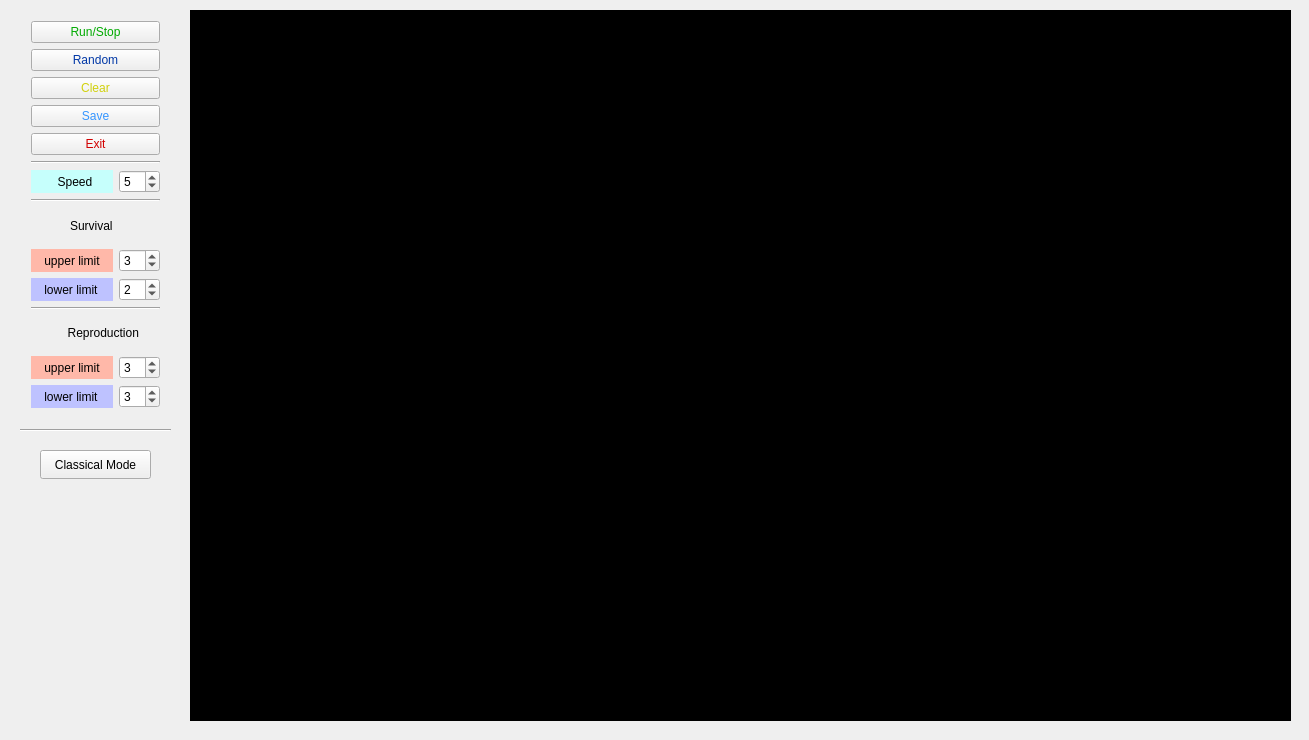
Above: mainwindow.ui from Liu8018/ConwayLifeGame before the change. Below: the same form after it.
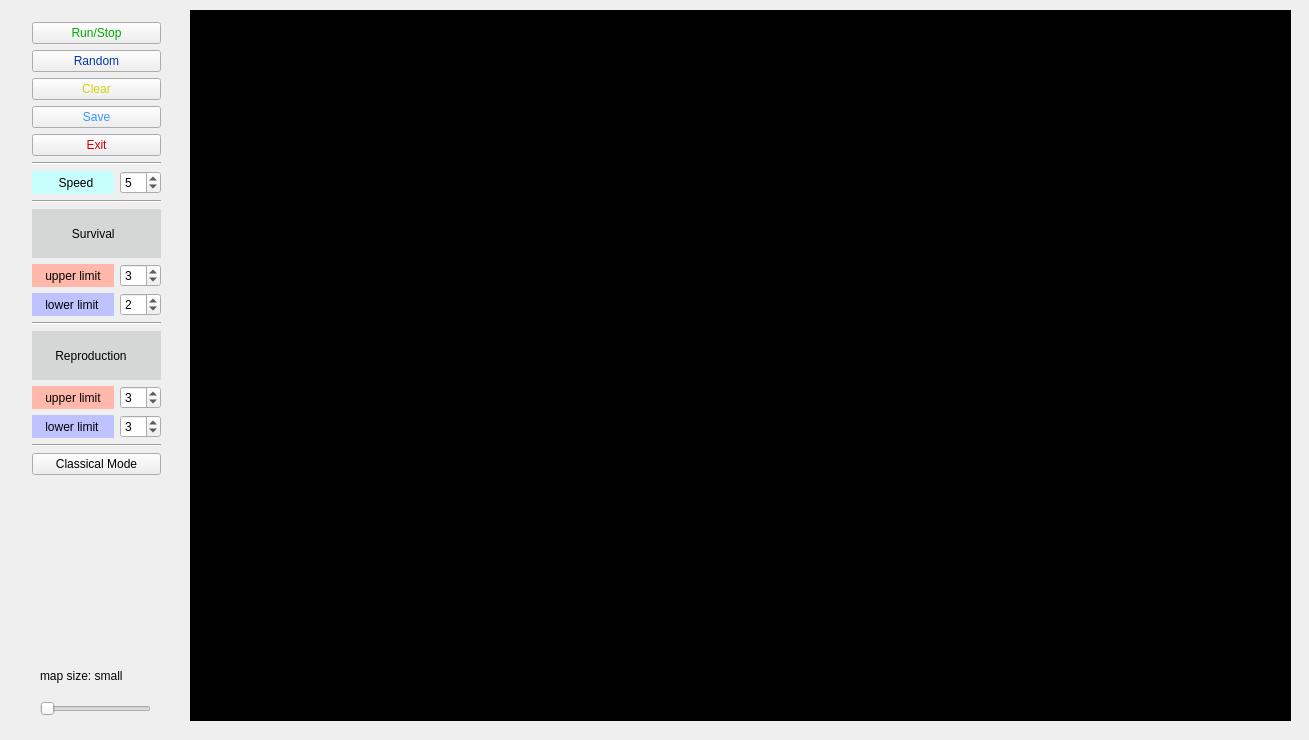
That is the form after the change.

```diff
--- a/mainwindow.ui
+++ b/mainwindow.ui
@@ -51,104 +51,76 @@
    <widget class="QLabel" name="RunStopState_label">
     <property name="geometry">
      <rect>
-      <x>60</x>
-      <y>560</y>
-      <width>71</width>
-      <height>17</height>
+      <x>50</x>
+      <y>510</y>
+      <width>101</width>
+      <height>51</height>
      </rect>
     </property>
+    <property name="styleSheet">
+     <string notr="true">font: 75 italic 14pt &quot;Noto Sans&quot;;</string>
+    </property>
     <property name="text">
      <string/>
     </property>
    </widget>
-   <widget class="QPushButton" name="ClassicalMode_pushButton">
+   <widget class="QSlider" name="mapSize_horizontalSlider">
     <property name="geometry">
      <rect>
       <x>40</x>
-      <y>450</y>
+      <y>700</y>
       <width>111</width>
-      <height>29</height>
+      <height>17</height>
      </rect>
     </property>
-    <property name="text">
-     <string>Classical Mode</string>
+    <property name="minimum">
+     <number>1</number>
     </property>
-   </widget>
-   <widget class="Line" name="line_4">
-    <property name="geometry">
-     <rect>
-      <x>20</x>
-      <y>420</y>
-      <width>151</width>
-      <height>20</height>
-     </rect>
+    <property name="maximum">
+     <number>3</number>
+    </property>
+    <property name="pageStep">
+     <number>1</number>
     </property>
     <property name="orientation">
      <enum>Qt::Horizontal</enum>
     </property>
    </widget>
+   <widget class="QLabel" name="mapSize_label">
+    <property name="geometry">
+     <rect>
+      <x>40</x>
+      <y>660</y>
+      <width>121</width>
+      <height>31</height>
+     </rect>
+    </property>
+    <property name="styleSheet">
+     <string notr="true">font: 75 11pt &quot;Noto Sans&quot;;</string>
+    </property>
+    <property name="text">
+     <string>map size: small</string>
+    </property>
+   </widget>
    <widget class="QWidget" name="">
     <property name="geometry">
      <rect>
-      <x>20</x>
-      <y>10</y>
+      <x>21</x>
+      <y>11</y>
       <width>151</width>
-      <height>409</height>
+      <height>475</height>
      </rect>
     </property>
     <layout class="QGridLayout" name="gridLayout">
-     <item row="0" column="0" colspan="3">
-      <widget class="QPushButton" name="RunStop_pushButton">
-       <property name="styleSheet">
-        <string notr="true">color: rgb(0, 170, 0);</string>
+     <item row="7" column="0" colspan="3">
+      <widget class="Line" name="line_2">
+       <property name="orientation">
+        <enum>Qt::Horizontal</enum>
        </property>
-       <property name="text">
-        <string>Run/Stop</string>
-       </property>
       </widget>
      </item>
-     <item row="1" column="0" colspan="3">
-      <widget class="QPushButton" name="Random_pushButton">
-       <property name="styleSheet">
-        <string notr="true">color: rgb(0, 55, 166);</string>
-       </property>
-       <property name="text">
-        <string>Random</string>
-       </property>
-      </widget>
-     </item>
-     <item row="2" column="0" colspan="3">
-      <widget class="QPushButton" name="Clear_pushButton">
-       <property name="styleSheet">
-        <string notr="true">color: rgb(209, 209, 12);</string>
-       </property>
-       <property name="text">
-        <string>Clear</string>
-       </property>
-      </widget>
-     </item>
-     <item row="3" column="0" colspan="3">
-      <widget class="QPushButton" name="Save_pushButton">
-       <property name="styleSheet">
-        <string notr="true">color: rgb(53, 149, 255);</string>
-       </property>
-       <property name="text">
-        <string>Save</string>
-       </property>
-      </widget>
-     </item>
-     <item row="4" column="0" colspan="3">
-      <widget class="QPushButton" name="Exit_pushButton">
-       <property name="styleSheet">
-        <string notr="true">color: rgb(209, 0, 0);</string>
-       </property>
-       <property name="text">
-        <string>Exit</string>
-       </property>
-      </widget>
-     </item>
-     <item row="5" column="0" colspan="3">
-      <widget class="Line" name="line">
+     <item row="16" column="0" colspan="3">
+      <widget class="Line" name="line_4">
        <property name="orientation">
         <enum>Qt::Horizontal</enum>
        </property>
@@ -167,21 +139,18 @@
        </property>
       </widget>
      </item>
-     <item row="7" column="0" colspan="3">
-      <widget class="Line" name="line_2">
-       <property name="orientation">
-        <enum>Qt::Horizontal</enum>
-       </property>
-      </widget>
-     </item>
-     <item row="8" column="1">
+     <item row="9" column="0" colspan="3">
       <widget class="QLabel" name="Survival_label">
+       <property name="styleSheet">
+        <string notr="true">background-color: rgb(213, 214, 214);
+font: 75 11pt &quot;Noto Sans&quot;;</string>
+       </property>
        <property name="text">
-        <string>Survival</string>
+        <string>            Survival</string>
        </property>
       </widget>
      </item>
-     <item row="9" column="0" colspan="2">
+     <item row="10" column="0" colspan="2">
       <widget class="QLabel" name="SurvivalUpperLimit_label">
        <property name="styleSheet">
         <string notr="true">background-color: rgb(255, 184, 169);</string>
@@ -191,7 +160,24 @@
        </property>
       </widget>
      </item>
-     <item row="9" column="2">
+     <item row="0" column="0" colspan="3">
+      <widget class="QPushButton" name="RunStop_pushButton">
+       <property name="styleSheet">
+        <string notr="true">color: rgb(0, 170, 0);</string>
+       </property>
+       <property name="text">
+        <string>Run/Stop</string>
+       </property>
+      </widget>
+     </item>
+     <item row="5" column="0" colspan="3">
+      <widget class="Line" name="line">
+       <property name="orientation">
+        <enum>Qt::Horizontal</enum>
+       </property>
+      </widget>
+     </item>
+     <item row="10" column="2">
       <widget class="QSpinBox" name="SurvivalUpperLimit_spinBox">
        <property name="maximum">
         <number>8</number>
@@ -201,7 +187,7 @@
        </property>
       </widget>
      </item>
-     <item row="10" column="0" colspan="2">
+     <item row="11" column="0" colspan="2">
       <widget class="QLabel" name="SurvivalLowerLimit_label">
        <property name="styleSheet">
         <string notr="true">background-color: rgb(190, 194, 255);</string>
@@ -211,51 +197,14 @@
        </property>
       </widget>
      </item>
-     <item row="10" column="2">
-      <widget class="QSpinBox" name="SurvivalLowerLimit_spinBox">
-       <property name="maximum">
-        <number>8</number>
-       </property>
-       <property name="value">
-        <number>2</number>
-       </property>
-      </widget>
-     </item>
-     <item row="11" column="0" colspan="3">
-      <widget class="Line" name="line_3">
-       <property name="orientation">
-        <enum>Qt::Horizontal</enum>
-       </property>
-      </widget>
-     </item>
      <item row="12" column="0" colspan="3">
-      <widget class="QLabel" name="Reproduction_label">
-       <property name="text">
-        <string>           Reproduction</string>
+      <widget class="Line" name="line_3">
+       <property name="orientation">
+        <enum>Qt::Horizontal</enum>
        </property>
       </widget>
      </item>
-     <item row="13" column="0" colspan="2">
-      <widget class="QLabel" name="ReproductionUpperLimit_label">
-       <property name="styleSheet">
-        <string notr="true">background-color: rgb(255, 184, 169);</string>
-       </property>
-       <property name="text">
-        <string>    upper limit</string>
-       </property>
-      </widget>
-     </item>
-     <item row="13" column="2">
-      <widget class="QSpinBox" name="ReproductionUpperLimit_spinBox">
-       <property name="maximum">
-        <number>8</number>
-       </property>
-       <property name="value">
-        <number>3</number>
-       </property>
-      </widget>
-     </item>
-     <item row="14" column="0" colspan="2">
+     <item row="15" column="0" colspan="2">
       <widget class="QLabel" name="ReproductionLowerLimit_label">
        <property name="styleSheet">
         <string notr="true">background-color: rgb(190, 194, 255);</string>
@@ -265,16 +214,6 @@
        </property>
       </widget>
      </item>
-     <item row="14" column="2">
-      <widget class="QSpinBox" name="ReproductionLowerLimit_spinBox">
-       <property name="maximum">
-        <number>8</number>
-       </property>
-       <property name="value">
-        <number>3</number>
-       </property>
-      </widget>
-     </item>
      <item row="6" column="0" colspan="2">
       <widget class="QLabel" name="Speed_label">
        <property name="styleSheet">
@@ -285,6 +224,104 @@
        </property>
       </widget>
      </item>
+     <item row="11" column="2">
+      <widget class="QSpinBox" name="SurvivalLowerLimit_spinBox">
+       <property name="maximum">
+        <number>8</number>
+       </property>
+       <property name="value">
+        <number>2</number>
+       </property>
+      </widget>
+     </item>
+     <item row="13" column="0" colspan="3">
+      <widget class="QLabel" name="Reproduction_label">
+       <property name="styleSheet">
+        <string notr="true">background-color: rgb(213, 214, 214);
+font: 75 11pt &quot;Noto Sans&quot;;</string>
+       </property>
+       <property name="text">
+        <string>       Reproduction</string>
+       </property>
+      </widget>
+     </item>
+     <item row="14" column="0" colspan="2">
+      <widget class="QLabel" name="ReproductionUpperLimit_label">
+       <property name="styleSheet">
+        <string notr="true">background-color: rgb(255, 184, 169);</string>
+       </property>
+       <property name="text">
+        <string>    upper limit</string>
+       </property>
+      </widget>
+     </item>
+     <item row="14" column="2">
+      <widget class="QSpinBox" name="ReproductionUpperLimit_spinBox">
+       <property name="maximum">
+        <number>8</number>
+       </property>
+       <property name="value">
+        <number>3</number>
+       </property>
+      </widget>
+     </item>
+     <item row="15" column="2">
+      <widget class="QSpinBox" name="ReproductionLowerLimit_spinBox">
+       <property name="maximum">
+        <number>8</number>
+       </property>
+       <property name="value">
+        <number>3</number>
+       </property>
+      </widget>
+     </item>
+     <item row="17" column="0" colspan="3">
+      <widget class="QPushButton" name="ClassicalMode_pushButton">
+       <property name="text">
+        <string>Classical Mode</string>
+       </property>
+      </widget>
+     </item>
+     <item row="3" column="0" colspan="3">
+      <widget class="QPushButton" name="Save_pushButton">
+       <property name="styleSheet">
+        <string notr="true">color: rgb(53, 149, 255);</string>
+       </property>
+       <property name="text">
+        <string>Save</string>
+       </property>
+      </widget>
+     </item>
+     <item row="2" column="0" colspan="3">
+      <widget class="QPushButton" name="Clear_pushButton">
+       <property name="styleSheet">
+        <string notr="true">color: rgb(209, 209, 12);</string>
+       </property>
+       <property name="text">
+        <string>Clear</string>
+       </property>
+      </widget>
+     </item>
+     <item row="4" column="0" colspan="3">
+      <widget class="QPushButton" name="Exit_pushButton">
+       <property name="styleSheet">
+        <string notr="true">color: rgb(209, 0, 0);</string>
+       </property>
+       <property name="text">
+        <string>Exit</string>
+       </property>
+      </widget>
+     </item>
+     <item row="1" column="0" colspan="3">
+      <widget class="QPushButton" name="Random_pushButton">
+       <property name="styleSheet">
+        <string notr="true">color: rgb(0, 55, 166);</string>
+       </property>
+       <property name="text">
+        <string>Random</string>
+       </property>
+      </widget>
+     </item>
     </layout>
    </widget>
   </widget>
```
